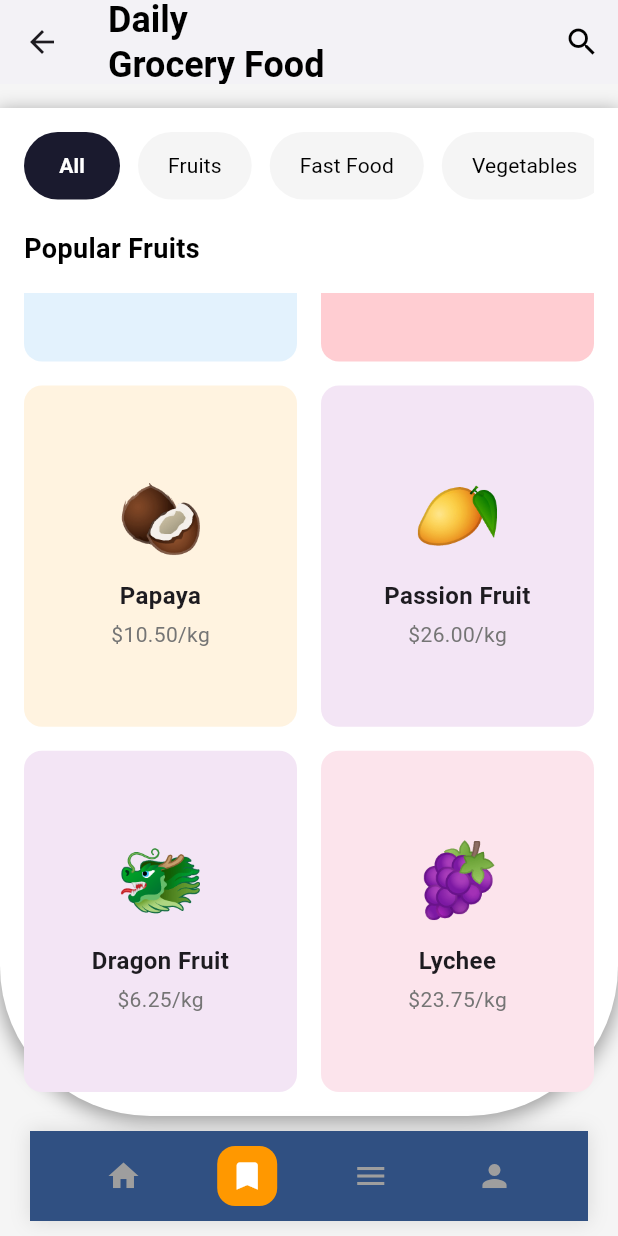
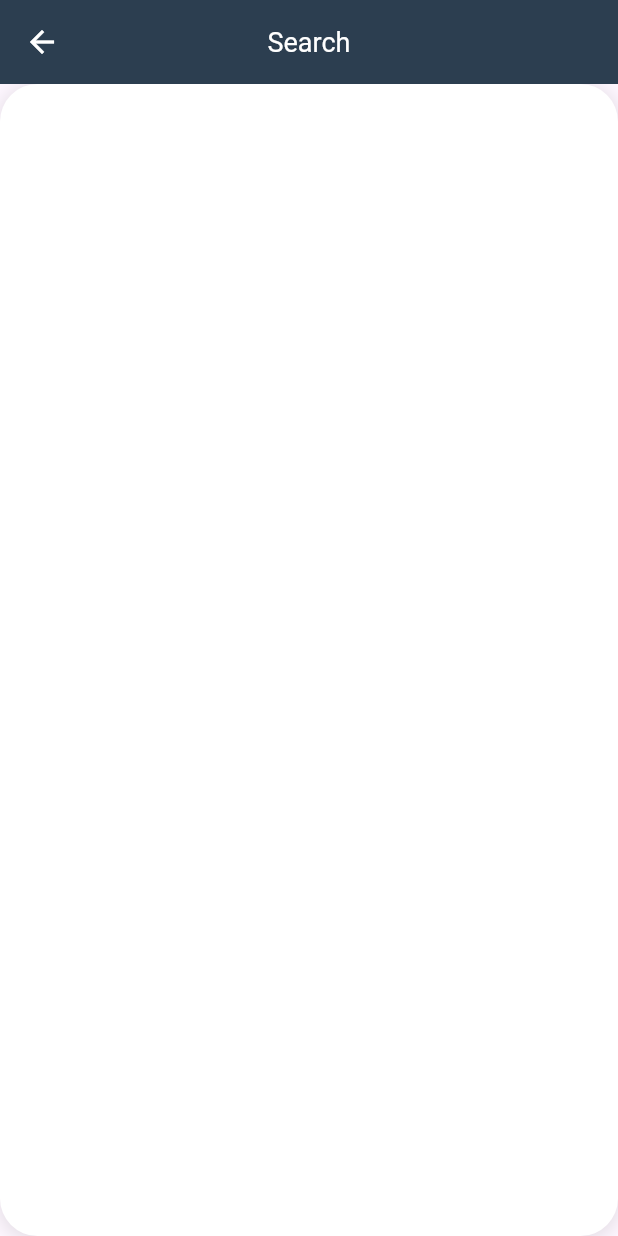
Before and after one commit to zahrawm/Grocery-app, a Flutter app: the FruitScreen screen opened by its route, scrolled down 1886 dp, after a tap on the "bookmark" icon, on a phone screen of 412 x 824 dp. Run offline on Flutter 3.47's test engine with Material 3 defaults, Android fonts, the phone set to English and light mode, and no system bars.

Commit message:
codes updated

```diff
--- a/grocery_app/lib/main.dart
+++ b/grocery_app/lib/main.dart
@@ -8,6 +8,7 @@ import 'package:grocery_app/screen/home_screen.dart' show HomeScreen;
 import 'package:grocery_app/screen/login_screen.dart';
 import 'package:grocery_app/screen/orange_screen.dart';
 import 'package:grocery_app/screen/search_screen.dart';
+import 'package:grocery_app/screen/slider_screen.dart';
 import 'package:grocery_app/screen/splash_screen.dart';
 import 'package:grocery_app/screen/vegetable_screen.dart';
 
@@ -36,6 +37,7 @@ class MyApp extends StatelessWidget {
         '/orange': (_) => const OrangeScreen(),
         '/vegetable': (_) => const VegetableScreen(),
         '/search': (_) => const SearchScreen(),
+        '/slider': (_) => const SliderScreen(),
       },
     );
   }
--- a/grocery_app/lib/screen/fruit_screen.dart
+++ b/grocery_app/lib/screen/fruit_screen.dart
@@ -31,7 +31,13 @@ class FruitScreen extends StatelessWidget {
                 Navigator.pushNamed(context, '/home');
               },
             ),
-            _buildNavItem(Icons.bookmark, isSelected: true, onTap: () {}),
+            _buildNavItem(
+              Icons.bookmark,
+              isSelected: true,
+              onTap: () {
+                Navigator.pushNamed(context, '/slider');
+              },
+            ),
             _buildNavItem(
               Icons.menu,
               isSelected: false,
@@ -39,13 +45,7 @@ class FruitScreen extends StatelessWidget {
                 Navigator.pushNamed(context, '/orange');
               },
             ),
-            _buildNavItem(
-              Icons.person,
-              isSelected: false,
-              onTap: () {
-
-              },
-            ),
+            _buildNavItem(Icons.person, isSelected: false, onTap: () {}),
           ],
         ),
       ),
--- /dev/null
+++ b/grocery_app/lib/screen/slider_screen.dart
@@ -0,0 +1,38 @@
+import 'package:flutter/material.dart';
+
+class SliderScreen extends StatelessWidget {
+  const SliderScreen({super.key});
+
+  @override
+  Widget build(BuildContext context) {
+    return Scaffold(
+      appBar: AppBar(
+        backgroundColor: Color(0xFF2C3E50),
+        elevation: 0,
+        leading: IconButton(
+          icon: Icon(Icons.arrow_back, color: Colors.white),
+          onPressed: () => Navigator.pushNamed(context, '/search'),
+        ),
+        title: Text(
+          'Search',
+          style: TextStyle(color: Colors.white, fontSize: 18),
+        ),
+        centerTitle: true,
+      ),
+      body: Container(
+        decoration: BoxDecoration(
+          color: Colors.white,
+          borderRadius: BorderRadius.circular(25),
+          boxShadow: [
+            BoxShadow(
+              color: Colors.black.withOpacity(0.1),
+              spreadRadius: 1,
+              blurRadius: 10,
+              offset: Offset(0, 2),
+            ),
+          ],
+        ),
+      ),
+    );
+  }
+}
```
